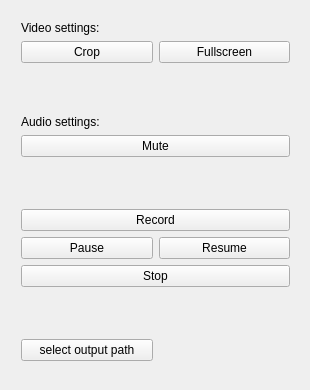
lordef/PdS2021-screencapture, file GUI_ScreenRecorder/MainWindow.ui: the form before one commit.
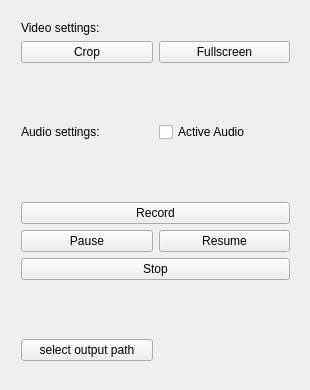
The form after the commit. Icons and pictures are not drawn.

Commit message: implemented checkBox for audio and remuved Mute Button

```diff
--- a/GUI_ScreenRecorder/MainWindow.ui
+++ b/GUI_ScreenRecorder/MainWindow.ui
@@ -78,6 +78,8 @@
      </spacer>
     </item>
     <item>
+     <layout class="QHBoxLayout" name="horizontalLayout_5">
+      <item>
      <widget class="QLabel" name="audioLabel">
       <property name="text">
        <string>Audio settings:</string>
@@ -85,14 +87,13 @@
      </widget>
     </item>
     <item>
-     <widget class="QPushButton" name="muteButton">
+       <widget class="QCheckBox" name="activeAudioCheckBox">
       <property name="text">
-       <string>Mute</string>
-      </property>
-      <property name="checkable">
-       <bool>true</bool>
-      </property>
-     </widget>
+         <string>Active Audio</string>
+        </property>
+       </widget>
+      </item>
+     </layout>
     </item>
     <item>
      <spacer name="verticalSpacer_2">
```
Lines whose indentation alone changed are shown as unchanged. The commit also changes 4 other files.
